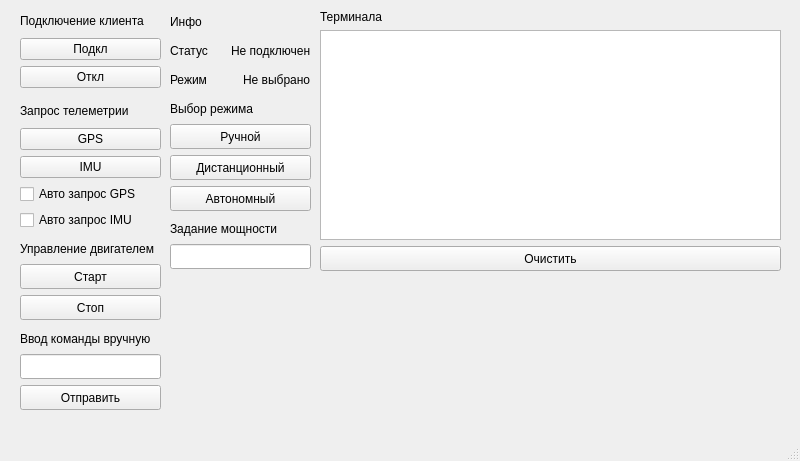
Above: mainwindow.ui from rmtsoftware/MainApp before the change. Below: the same form after it.
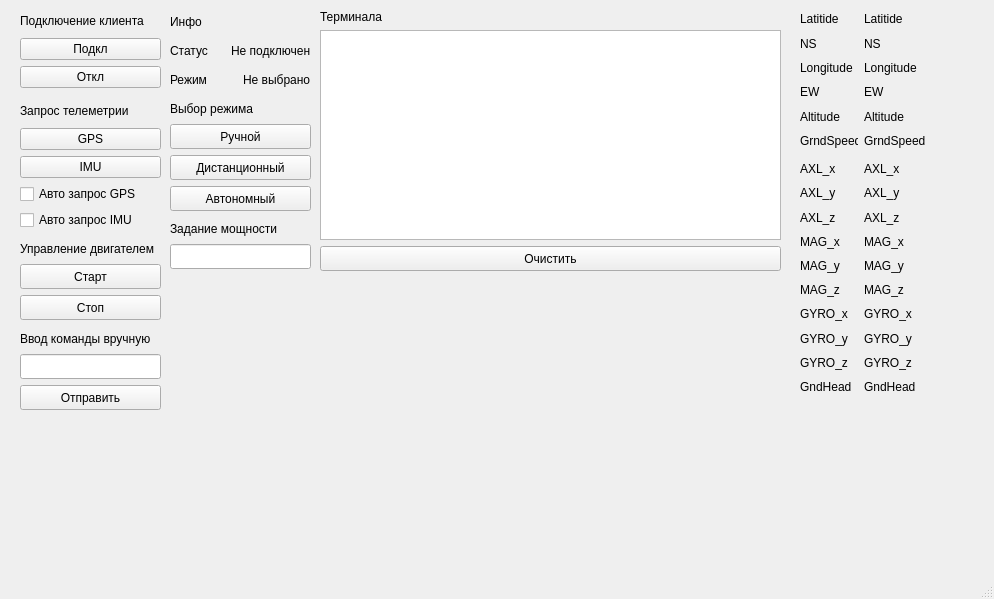
That is the form after the change.

```diff
--- a/mainwindow.ui
+++ b/mainwindow.ui
@@ -6,8 +6,8 @@
    <rect>
     <x>0</x>
     <y>0</y>
-    <width>800</width>
-    <height>461</height>
+    <width>994</width>
+    <height>599</height>
    </rect>
   </property>
   <property name="windowTitle">
@@ -64,7 +64,7 @@
      </item>
     </layout>
    </widget>
-   <widget class="QWidget" name="">
+   <widget class="QWidget" name="layoutWidget">
     <property name="geometry">
      <rect>
       <x>20</x>
@@ -97,7 +97,7 @@
      </item>
     </layout>
    </widget>
-   <widget class="QWidget" name="">
+   <widget class="QWidget" name="layoutWidget">
     <property name="geometry">
      <rect>
       <x>170</x>
@@ -164,7 +164,7 @@
      </item>
     </layout>
    </widget>
-   <widget class="QWidget" name="">
+   <widget class="QWidget" name="layoutWidget">
     <property name="geometry">
      <rect>
       <x>20</x>
@@ -215,7 +215,7 @@
      </item>
     </layout>
    </widget>
-   <widget class="QWidget" name="">
+   <widget class="QWidget" name="layoutWidget">
     <property name="geometry">
      <rect>
       <x>170</x>
@@ -256,7 +256,7 @@
      </item>
     </layout>
    </widget>
-   <widget class="QWidget" name="">
+   <widget class="QWidget" name="layoutWidget">
     <property name="geometry">
      <rect>
       <x>170</x>
@@ -323,7 +323,7 @@
      </item>
     </layout>
    </widget>
-   <widget class="QWidget" name="">
+   <widget class="QWidget" name="layoutWidget">
     <property name="geometry">
      <rect>
       <x>20</x>
@@ -380,7 +380,7 @@
      </item>
     </layout>
    </widget>
-   <widget class="QWidget" name="">
+   <widget class="QWidget" name="layoutWidget">
     <property name="geometry">
      <rect>
       <x>320</x>
@@ -431,6 +431,630 @@
      </item>
     </layout>
    </widget>
+   <widget class="QWidget" name="">
+    <property name="geometry">
+     <rect>
+      <x>800</x>
+      <y>10</y>
+      <width>126</width>
+      <height>140</height>
+     </rect>
+    </property>
+    <layout class="QVBoxLayout" name="verticalLayout_9">
+     <item>
+      <layout class="QHBoxLayout" name="horizontalLayout_3">
+       <item>
+        <widget class="QLabel" name="lb_latitude">
+         <property name="minimumSize">
+          <size>
+           <width>58</width>
+           <height>0</height>
+          </size>
+         </property>
+         <property name="maximumSize">
+          <size>
+           <width>58</width>
+           <height>16777215</height>
+          </size>
+         </property>
+         <property name="text">
+          <string>Latitide</string>
+         </property>
+        </widget>
+       </item>
+       <item>
+        <widget class="QLabel" name="lb_latitude_val">
+         <property name="text">
+          <string>Latitide</string>
+         </property>
+        </widget>
+       </item>
+      </layout>
+     </item>
+     <item>
+      <layout class="QHBoxLayout" name="horizontalLayout_4">
+       <item>
+        <widget class="QLabel" name="lb_NS">
+         <property name="minimumSize">
+          <size>
+           <width>58</width>
+           <height>0</height>
+          </size>
+         </property>
+         <property name="maximumSize">
+          <size>
+           <width>58</width>
+           <height>16777215</height>
+          </size>
+         </property>
+         <property name="text">
+          <string>NS</string>
+         </property>
+        </widget>
+       </item>
+       <item>
+        <widget class="QLabel" name="lb_NS_val">
+         <property name="text">
+          <string>NS</string>
+         </property>
+        </widget>
+       </item>
+      </layout>
+     </item>
+     <item>
+      <layout class="QHBoxLayout" name="horizontalLayout_5">
+       <item>
+        <widget class="QLabel" name="lb_longitude">
+         <property name="minimumSize">
+          <size>
+           <width>58</width>
+           <height>0</height>
+          </size>
+         </property>
+         <property name="maximumSize">
+          <size>
+           <width>58</width>
+           <height>16777215</height>
+          </size>
+         </property>
+         <property name="text">
+          <string>Longitude</string>
+         </property>
+        </widget>
+       </item>
+       <item>
+        <widget class="QLabel" name="lb_longitude_val">
+         <property name="text">
+          <string>Longitude</string>
+         </property>
+        </widget>
+       </item>
+      </layout>
+     </item>
+     <item>
+      <layout class="QHBoxLayout" name="horizontalLayout_6">
+       <item>
+        <widget class="QLabel" name="lb_EW">
+         <property name="minimumSize">
+          <size>
+           <width>58</width>
+           <height>0</height>
+          </size>
+         </property>
+         <property name="maximumSize">
+          <size>
+           <width>58</width>
+           <height>16777215</height>
+          </size>
+         </property>
+         <property name="text">
+          <string>EW</string>
+         </property>
+        </widget>
+       </item>
+       <item>
+        <widget class="QLabel" name="lb_EW_val">
+         <property name="text">
+          <string>EW</string>
+         </property>
+        </widget>
+       </item>
+      </layout>
+     </item>
+     <item>
+      <layout class="QHBoxLayout" name="horizontalLayout_7">
+       <item>
+        <widget class="QLabel" name="lb_altitude">
+         <property name="minimumSize">
+          <size>
+           <width>58</width>
+           <height>0</height>
+          </size>
+         </property>
+         <property name="maximumSize">
+          <size>
+           <width>58</width>
+           <height>16777215</height>
+          </size>
+         </property>
+         <property name="text">
+          <string>Altitude</string>
+         </property>
+        </widget>
+       </item>
+       <item>
+        <widget class="QLabel" name="lb_altitude_val">
+         <property name="text">
+          <string>Altitude</string>
+         </property>
+        </widget>
+       </item>
+      </layout>
+     </item>
+     <item>
+      <layout class="QHBoxLayout" name="horizontalLayout_8">
+       <item>
+        <widget class="QLabel" name="lb_grndspeed">
+         <property name="minimumSize">
+          <size>
+           <width>58</width>
+           <height>0</height>
+          </size>
+         </property>
+         <property name="maximumSize">
+          <size>
+           <width>58</width>
+           <height>16777215</height>
+          </size>
+         </property>
+         <property name="text">
+          <string>GrndSpeed</string>
+         </property>
+        </widget>
+       </item>
+       <item>
+        <widget class="QLabel" name="lb_grndspeed_val">
+         <property name="text">
+          <string>GrndSpeed</string>
+         </property>
+        </widget>
+       </item>
+      </layout>
+     </item>
+    </layout>
+   </widget>
+   <widget class="QWidget" name="">
+    <property name="geometry">
+     <rect>
+      <x>800</x>
+      <y>160</y>
+      <width>131</width>
+      <height>236</height>
+     </rect>
+    </property>
+    <layout class="QVBoxLayout" name="verticalLayout_10">
+     <item>
+      <layout class="QHBoxLayout" name="horizontalLayout_9">
+       <item>
+        <widget class="QLabel" name="lb_axl_x">
+         <property name="minimumSize">
+          <size>
+           <width>58</width>
+           <height>0</height>
+          </size>
+         </property>
+         <property name="maximumSize">
+          <size>
+           <width>58</width>
+           <height>16777215</height>
+          </size>
+         </property>
+         <property name="text">
+          <string>AXL_x</string>
+         </property>
+        </widget>
+       </item>
+       <item>
+        <widget class="QLabel" name="lb_axl_x_val">
+         <property name="minimumSize">
+          <size>
+           <width>0</width>
+           <height>0</height>
+          </size>
+         </property>
+         <property name="maximumSize">
+          <size>
+           <width>16777215</width>
+           <height>16777215</height>
+          </size>
+         </property>
+         <property name="text">
+          <string>AXL_x</string>
+         </property>
+        </widget>
+       </item>
+      </layout>
+     </item>
+     <item>
+      <layout class="QHBoxLayout" name="horizontalLayout_10">
+       <item>
+        <widget class="QLabel" name="lb_axl_y">
+         <property name="minimumSize">
+          <size>
+           <width>58</width>
+           <height>0</height>
+          </size>
+         </property>
+         <property name="maximumSize">
+          <size>
+           <width>58</width>
+           <height>16777215</height>
+          </size>
+         </property>
+         <property name="text">
+          <string>AXL_y</string>
+         </property>
+        </widget>
+       </item>
+       <item>
+        <widget class="QLabel" name="lb_axl_y_val">
+         <property name="minimumSize">
+          <size>
+           <width>0</width>
+           <height>0</height>
+          </size>
+         </property>
+         <property name="maximumSize">
+          <size>
+           <width>16777215</width>
+           <height>16777215</height>
+          </size>
+         </property>
+         <property name="text">
+          <string>AXL_y</string>
+         </property>
+        </widget>
+       </item>
+      </layout>
+     </item>
+     <item>
+      <layout class="QHBoxLayout" name="horizontalLayout_11">
+       <item>
+        <widget class="QLabel" name="lb_axl_z">
+         <property name="minimumSize">
+          <size>
+           <width>58</width>
+           <height>0</height>
+          </size>
+         </property>
+         <property name="maximumSize">
+          <size>
+           <width>58</width>
+           <height>16777215</height>
+          </size>
+         </property>
+         <property name="text">
+          <string>AXL_z</string>
+         </property>
+        </widget>
+       </item>
+       <item>
+        <widget class="QLabel" name="lb_axl_z_val">
+         <property name="minimumSize">
+          <size>
+           <width>0</width>
+           <height>0</height>
+          </size>
+         </property>
+         <property name="maximumSize">
+          <size>
+           <width>16777215</width>
+           <height>16777215</height>
+          </size>
+         </property>
+         <property name="text">
+          <string>AXL_z</string>
+         </property>
+        </widget>
+       </item>
+      </layout>
+     </item>
+     <item>
+      <layout class="QHBoxLayout" name="horizontalLayout_12">
+       <item>
+        <widget class="QLabel" name="lb_mag_x">
+         <property name="minimumSize">
+          <size>
+           <width>58</width>
+           <height>0</height>
+          </size>
+         </property>
+         <property name="maximumSize">
+          <size>
+           <width>58</width>
+           <height>16777215</height>
+          </size>
+         </property>
+         <property name="text">
+          <string>MAG_x</string>
+         </property>
+        </widget>
+       </item>
+       <item>
+        <widget class="QLabel" name="lb_mag_x_val">
+         <property name="minimumSize">
+          <size>
+           <width>0</width>
+           <height>0</height>
+          </size>
+         </property>
+         <property name="maximumSize">
+          <size>
+           <width>16777215</width>
+           <height>16777215</height>
+          </size>
+         </property>
+         <property name="text">
+          <string>MAG_x</string>
+         </property>
+        </widget>
+       </item>
+      </layout>
+     </item>
+     <item>
+      <layout class="QHBoxLayout" name="horizontalLayout_13">
+       <item>
+        <widget class="QLabel" name="lb_mag_y">
+         <property name="minimumSize">
+          <size>
+           <width>58</width>
+           <height>0</height>
+          </size>
+         </property>
+         <property name="maximumSize">
+          <size>
+           <width>58</width>
+           <height>16777215</height>
+          </size>
+         </property>
+         <property name="text">
+          <string>MAG_y</string>
+         </property>
+        </widget>
+       </item>
+       <item>
+        <widget class="QLabel" name="lb_mag_y_val">
+         <property name="minimumSize">
+          <size>
+           <width>0</width>
+           <height>0</height>
+          </size>
+         </property>
+         <property name="maximumSize">
+          <size>
+           <width>16777215</width>
+           <height>16777215</height>
+          </size>
+         </property>
+         <property name="text">
+          <string>MAG_y</string>
+         </property>
+        </widget>
+       </item>
+      </layout>
+     </item>
+     <item>
+      <layout class="QHBoxLayout" name="horizontalLayout_14">
+       <item>
+        <widget class="QLabel" name="lb_mag_z">
+         <property name="minimumSize">
+          <size>
+           <width>58</width>
+           <height>0</height>
+          </size>
+         </property>
+         <property name="maximumSize">
+          <size>
+           <width>58</width>
+           <height>16777215</height>
+          </size>
+         </property>
+         <property name="text">
+          <string>MAG_z</string>
+         </property>
+        </widget>
+       </item>
+       <item>
+        <widget class="QLabel" name="lb_mag_z_val">
+         <property name="minimumSize">
+          <size>
+           <width>0</width>
+           <height>0</height>
+          </size>
+         </property>
+         <property name="maximumSize">
+          <size>
+           <width>16777215</width>
+           <height>16777215</height>
+          </size>
+         </property>
+         <property name="text">
+          <string>MAG_z</string>
+         </property>
+        </widget>
+       </item>
+      </layout>
+     </item>
+     <item>
+      <layout class="QHBoxLayout" name="horizontalLayout_15">
+       <item>
+        <widget class="QLabel" name="lb_gyro_x">
+         <property name="minimumSize">
+          <size>
+           <width>58</width>
+           <height>0</height>
+          </size>
+         </property>
+         <property name="maximumSize">
+          <size>
+           <width>58</width>
+           <height>16777215</height>
+          </size>
+         </property>
+         <property name="text">
+          <string>GYRO_x</string>
+         </property>
+        </widget>
+       </item>
+       <item>
+        <widget class="QLabel" name="lb_gyro_x_val">
+         <property name="minimumSize">
+          <size>
+           <width>0</width>
+           <height>0</height>
+          </size>
+         </property>
+         <property name="maximumSize">
+          <size>
+           <width>16777215</width>
+           <height>16777215</height>
+          </size>
+         </property>
+         <property name="text">
+          <string>GYRO_x</string>
+         </property>
+        </widget>
+       </item>
+      </layout>
+     </item>
+     <item>
+      <layout class="QHBoxLayout" name="horizontalLayout_16">
+       <item>
+        <widget class="QLabel" name="lb_gyro_y">
+         <property name="minimumSize">
+          <size>
+           <width>58</width>
+           <height>0</height>
+          </size>
+         </property>
+         <property name="maximumSize">
+          <size>
+           <width>58</width>
+           <height>16777215</height>
+          </size>
+         </property>
+         <property name="text">
+          <string>GYRO_y</string>
+         </property>
+        </widget>
+       </item>
+       <item>
+        <widget class="QLabel" name="lb_gyro_y_val">
+         <property name="minimumSize">
+          <size>
+           <width>0</width>
+           <height>0</height>
+          </size>
+         </property>
+         <property name="maximumSize">
+          <size>
+           <width>16777215</width>
+           <height>16777215</height>
+          </size>
+         </property>
+         <property name="text">
+          <string>GYRO_y</string>
+         </property>
+        </widget>
+       </item>
+      </layout>
+     </item>
+     <item>
+      <layout class="QHBoxLayout" name="horizontalLayout_17">
+       <item>
+        <widget class="QLabel" name="lb_gyro_z">
+         <property name="minimumSize">
+          <size>
+           <width>58</width>
+           <height>0</height>
+          </size>
+         </property>
+         <property name="maximumSize">
+          <size>
+           <width>58</width>
+           <height>16777215</height>
+          </size>
+         </property>
+         <property name="text">
+          <string>GYRO_z</string>
+         </property>
+        </widget>
+       </item>
+       <item>
+        <widget class="QLabel" name="lb_gyro_z_val">
+         <property name="minimumSize">
+          <size>
+           <width>0</width>
+           <height>0</height>
+          </size>
+         </property>
+         <property name="maximumSize">
+          <size>
+           <width>16777215</width>
+           <height>16777215</height>
+          </size>
+         </property>
+         <property name="text">
+          <string>GYRO_z</string>
+         </property>
+        </widget>
+       </item>
+      </layout>
+     </item>
+     <item>
+      <layout class="QHBoxLayout" name="horizontalLayout_18">
+       <item>
+        <widget class="QLabel" name="lb_grn_head">
+         <property name="minimumSize">
+          <size>
+           <width>58</width>
+           <height>0</height>
+          </size>
+         </property>
+         <property name="maximumSize">
+          <size>
+           <width>58</width>
+           <height>16777215</height>
+          </size>
+         </property>
+         <property name="text">
+          <string>GndHead</string>
+         </property>
+        </widget>
+       </item>
+       <item>
+        <widget class="QLabel" name="lb_grn_head_val">
+         <property name="minimumSize">
+          <size>
+           <width>0</width>
+           <height>0</height>
+          </size>
+         </property>
+         <property name="maximumSize">
+          <size>
+           <width>16777215</width>
+           <height>16777215</height>
+          </size>
+         </property>
+         <property name="text">
+          <string>GndHead</string>
+         </property>
+        </widget>
+       </item>
+      </layout>
+     </item>
+    </layout>
+   </widget>
   </widget>
   <widget class="QMenuBar" name="menubar">
    <property name="geometry">
```
Left out of the diff: 4 changed lines with no effect on the pictures.
